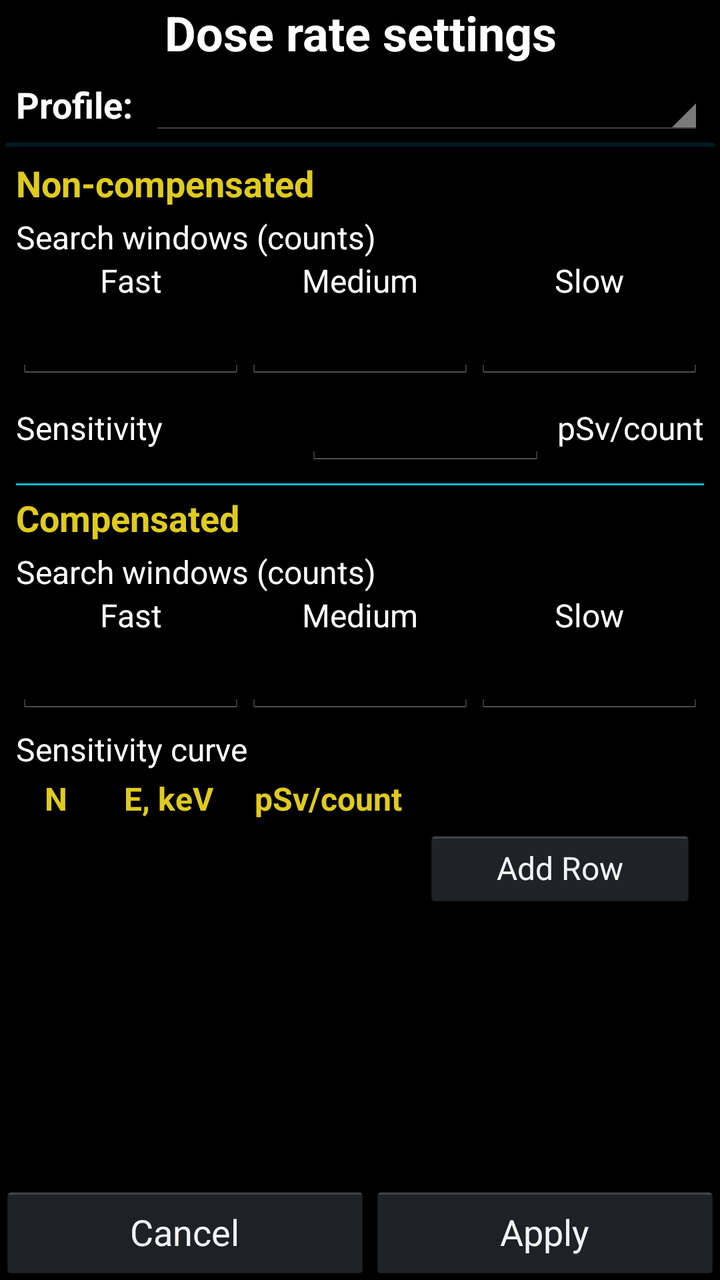
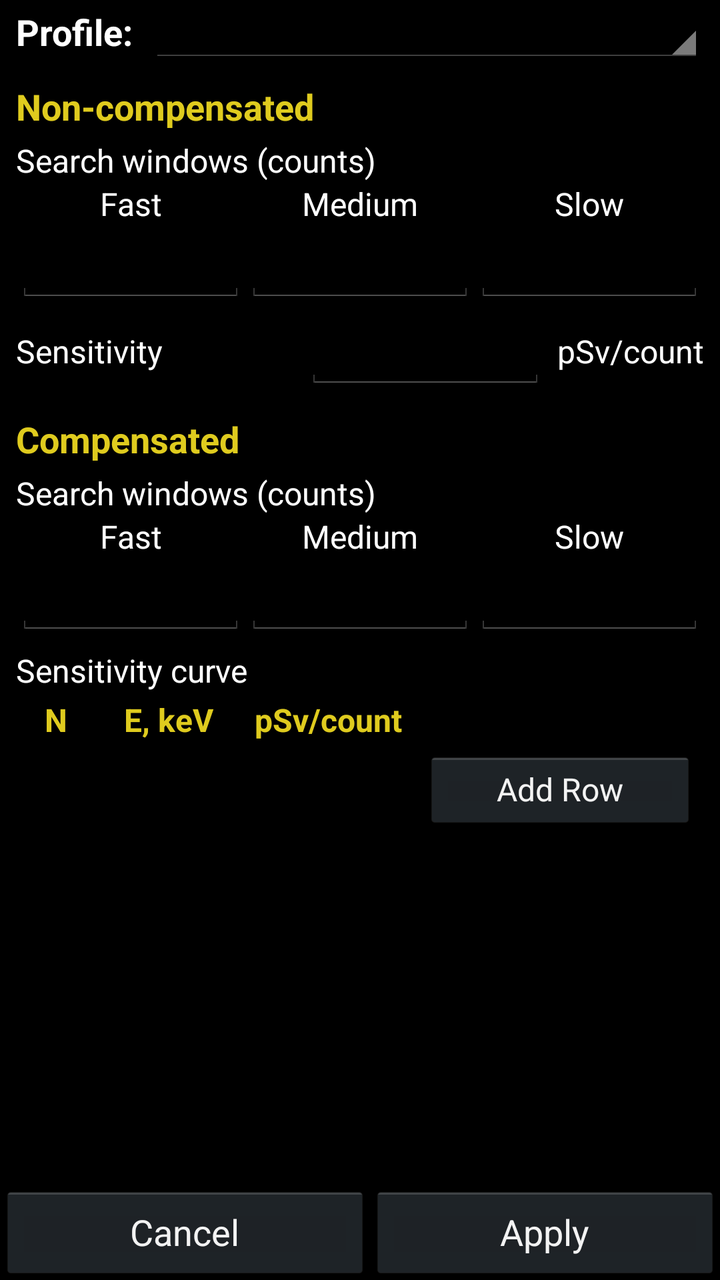

The first picture is an Android layout as it rendered before a commit; the second is the same layout after the commit. The layout source and the unified diff follow.
<!-- AndroidManifest.xml: application theme AppTheme -->
<!-- res/layout/activity_atom_spectra_sensivity.xml -->
<?xml version="1.0" encoding="utf-8"?>
<androidx.constraintlayout.widget.ConstraintLayout xmlns:android="http://schemas.android.com/apk/res/android"
    xmlns:app="http://schemas.android.com/apk/res-auto"
    xmlns:tools="http://schemas.android.com/tools"
    android:layout_width="match_parent"
    android:layout_height="match_parent"
    tools:context=".AtomSpectraSensitivity">

    <TextView
        android:id="@+id/textSenseCaption"
        android:layout_width="0dp"
        android:layout_height="wrap_content"
        android:gravity="center"
        android:text="@string/detector_sensitivity"
        android:textSize="24dp"
        android:textStyle="bold"
        app:layout_constraintEnd_toEndOf="parent"
        app:layout_constraintStart_toStartOf="parent"
        app:layout_constraintTop_toTopOf="parent" />

    <LinearLayout
        android:id="@+id/profileSection"
        android:layout_width="0dp"
        android:layout_height="wrap_content"
        android:layout_marginStart="8dp"
        android:layout_marginEnd="8dp"
        android:layout_marginTop="4dp"
        android:orientation="vertical"
        app:layout_constraintEnd_toEndOf="parent"
        app:layout_constraintStart_toStartOf="parent"
        app:layout_constraintTop_toBottomOf="@+id/textSenseCaption">

        <LinearLayout
            android:id="@+id/profileRow"
            android:layout_width="match_parent"
            android:layout_height="wrap_content"
            android:gravity="center_vertical"
            android:orientation="horizontal">

            <TextView
                android:layout_width="wrap_content"
                android:layout_height="wrap_content"
                android:text="@string/profile_selector_label"
                android:textSize="18dp"
                android:textStyle="bold" />

            <Spinner
                android:id="@+id/spinnerProfile"
                android:layout_width="0dp"
                android:layout_height="wrap_content"
                android:layout_marginStart="8dp"
                android:layout_weight="1" />
        </LinearLayout>

        
        <LinearLayout
            android:id="@+id/customActions"
            android:layout_width="match_parent"
            android:layout_height="wrap_content"
            android:orientation="horizontal"
            android:visibility="gone">

            <Button
                android:id="@+id/buttonProfileLoad"
                android:layout_width="wrap_content"
                android:layout_height="40dp"
                android:layout_weight="1"
                android:onClick="onLoadProfileButton"
                android:text="@string/profile_load"
                android:textSize="16dp" />

            <Button
                android:id="@+id/buttonProfileSave"
                android:layout_width="wrap_content"
                android:layout_height="40dp"
                android:layout_weight="1"
                android:onClick="onSaveProfileButton"
                android:text="@string/profile_save"
                android:textSize="16dp" />

            <Button
                android:id="@+id/buttonProfileReset"
                android:layout_width="wrap_content"
                android:layout_height="40dp"
                android:layout_weight="1"
                android:onClick="onResetToButton"
                android:text="@string/profile_reset_to"
                android:textSize="16dp" />
        </LinearLayout>
    </LinearLayout>

    <View
        android:id="@+id/topSenseDivider"
        android:layout_width="0dp"
        android:layout_height="2dp"
        android:layout_margin="3dp"
        android:background="?android:attr/listDivider"
        android:backgroundTint="@color/colorDivider"
        android:foreground="@drawable/divider"
        app:layout_constraintEnd_toEndOf="parent"
        app:layout_constraintStart_toStartOf="parent"
        app:layout_constraintTop_toBottomOf="@+id/profileSection" />

    <ScrollView
        android:id="@+id/scrollSense"
        android:layout_width="match_parent"
        android:layout_height="0dp"
        app:layout_constraintBottom_toTopOf="@+id/bottomBar"
        app:layout_constraintEnd_toEndOf="parent"
        app:layout_constraintStart_toStartOf="parent"
        app:layout_constraintTop_toBottomOf="@+id/topSenseDivider">

        <LinearLayout
            android:layout_width="match_parent"
            android:layout_height="wrap_content"
            android:orientation="vertical"
            android:paddingStart="8dp"
            android:paddingEnd="8dp">

            
            <TextView
                android:layout_width="match_parent"
                android:layout_height="wrap_content"
                android:layout_marginTop="6dp"
                android:text="@string/section_non_compensated"
                android:textColor="@color/colorHeader"
                android:textSize="18dp"
                android:textStyle="bold" />

            <TextView
                android:layout_width="match_parent"
                android:layout_height="wrap_content"
                android:layout_marginTop="4dp"
                android:text="@string/search_targets_header"
                android:textSize="16dp" />

            <LinearLayout
                android:layout_width="match_parent"
                android:layout_height="wrap_content"
                android:orientation="horizontal">

                <LinearLayout
                    android:layout_width="0dp"
                    android:layout_height="wrap_content"
                    android:layout_weight="1"
                    android:orientation="vertical">

                    <TextView
                        android:layout_width="match_parent"
                        android:layout_height="wrap_content"
                        android:gravity="center"
                        android:text="@string/search_target_fast"
                        android:textSize="16dp" />

                    <EditText
                        android:id="@+id/editNonCompFast"
                        android:layout_width="match_parent"
                        android:layout_height="wrap_content"
                        android:gravity="center"
                        android:inputType="number"
                        android:singleLine="true" />
                </LinearLayout>

                <LinearLayout
                    android:layout_width="0dp"
                    android:layout_height="wrap_content"
                    android:layout_weight="1"
                    android:orientation="vertical">

                    <TextView
                        android:layout_width="match_parent"
                        android:layout_height="wrap_content"
                        android:gravity="center"
                        android:text="@string/search_target_medium"
                        android:textSize="16dp" />

                    <EditText
                        android:id="@+id/editNonCompMedium"
                        android:layout_width="match_parent"
                        android:layout_height="wrap_content"
                        android:gravity="center"
                        android:inputType="number"
                        android:singleLine="true" />
                </LinearLayout>

                <LinearLayout
                    android:layout_width="0dp"
                    android:layout_height="wrap_content"
                    android:layout_weight="1"
                    android:orientation="vertical">

                    <TextView
                        android:layout_width="match_parent"
                        android:layout_height="wrap_content"
                        android:gravity="center"
                        android:text="@string/search_target_slow"
                        android:textSize="16dp" />

                    <EditText
                        android:id="@+id/editNonCompSlow"
                        android:layout_width="match_parent"
                        android:layout_height="wrap_content"
                        android:gravity="center"
                        android:inputType="number"
                        android:singleLine="true" />
                </LinearLayout>
            </LinearLayout>

            <LinearLayout
                android:layout_width="match_parent"
                android:layout_height="wrap_content"
                android:layout_marginTop="4dp"
                android:gravity="center_vertical"
                android:orientation="horizontal">

                <TextView
                    android:layout_width="0dp"
                    android:layout_height="wrap_content"
                    android:layout_weight="1"
                    android:text="@string/sens_sensitivity"
                    android:textSize="16dp" />

                <EditText
                    android:id="@+id/editNonCompSens"
                    android:layout_width="120dp"
                    android:layout_height="wrap_content"
                    android:gravity="end"
                    android:inputType="numberDecimal"
                    android:singleLine="true" />

                <TextView
                    android:layout_width="wrap_content"
                    android:layout_height="wrap_content"
                    android:layout_marginStart="6dp"
                    android:text="@string/sens_unit_psv_per_count"
                    android:textSize="16dp" />
            </LinearLayout>

            <View
                android:layout_width="match_parent"
                android:layout_height="1dp"
                android:layout_marginTop="8dp"
                android:layout_marginBottom="4dp"
                android:background="@color/colorDivider" />

            
            <TextView
                android:layout_width="match_parent"
                android:layout_height="wrap_content"
                android:text="@string/section_compensated"
                android:textColor="@color/colorHeader"
                android:textSize="18dp"
                android:textStyle="bold" />

            <TextView
                android:layout_width="match_parent"
                android:layout_height="wrap_content"
                android:layout_marginTop="4dp"
                android:text="@string/search_targets_header"
                android:textSize="16dp" />

            <LinearLayout
                android:layout_width="match_parent"
                android:layout_height="wrap_content"
                android:orientation="horizontal">

                <LinearLayout
                    android:layout_width="0dp"
                    android:layout_height="wrap_content"
                    android:layout_weight="1"
                    android:orientation="vertical">

                    <TextView
                        android:layout_width="match_parent"
                        android:layout_height="wrap_content"
                        android:gravity="center"
                        android:text="@string/search_target_fast"
                        android:textSize="16dp" />

                    <EditText
                        android:id="@+id/editCompFast"
                        android:layout_width="match_parent"
                        android:layout_height="wrap_content"
                        android:gravity="center"
                        android:inputType="number"
                        android:singleLine="true" />
                </LinearLayout>

                <LinearLayout
                    android:layout_width="0dp"
                    android:layout_height="wrap_content"
                    android:layout_weight="1"
                    android:orientation="vertical">

                    <TextView
                        android:layout_width="match_parent"
                        android:layout_height="wrap_content"
                        android:gravity="center"
                        android:text="@string/search_target_medium"
                        android:textSize="16dp" />

                    <EditText
                        android:id="@+id/editCompMedium"
                        android:layout_width="match_parent"
                        android:layout_height="wrap_content"
                        android:gravity="center"
                        android:inputType="number"
                        android:singleLine="true" />
                </LinearLayout>

                <LinearLayout
                    android:layout_width="0dp"
                    android:layout_height="wrap_content"
                    android:layout_weight="1"
                    android:orientation="vertical">

                    <TextView
                        android:layout_width="match_parent"
                        android:layout_height="wrap_content"
                        android:gravity="center"
                        android:text="@string/search_target_slow"
                        android:textSize="16dp" />

                    <EditText
                        android:id="@+id/editCompSlow"
                        android:layout_width="match_parent"
                        android:layout_height="wrap_content"
                        android:gravity="center"
                        android:inputType="number"
                        android:singleLine="true" />
                </LinearLayout>
            </LinearLayout>

            <TextView
                android:layout_width="match_parent"
                android:layout_height="wrap_content"
                android:layout_marginTop="6dp"
                android:text="@string/section_compensated_curve"
                android:textSize="16dp" />

            
            <TableLayout
                android:layout_width="match_parent"
                android:layout_height="wrap_content"
                android:layout_marginTop="3dp">

                <TableRow
                    android:layout_width="match_parent"
                    android:layout_height="match_parent">

                    <TextView
                        android:layout_width="40dp"
                        android:layout_height="wrap_content"
                        android:gravity="center"
                        android:text="N"
                        android:textColor="@color/colorHeader"
                        android:textSize="16dp"
                        android:textStyle="bold" />

                    <TextView
                        android:layout_width="match_parent"
                        android:layout_height="wrap_content"
                        android:layout_weight="2"
                        android:gravity="center"
                        android:text="@string/sens_energy_kev"
                        android:textColor="@color/colorHeader"
                        android:textSize="16dp"
                        android:textStyle="bold" />

                    <TextView
                        android:layout_width="match_parent"
                        android:layout_height="wrap_content"
                        android:layout_weight="1"
                        android:gravity="center"
                        android:text="@string/sens_unit_psv_per_count"
                        android:textColor="@color/colorHeader"
                        android:textSize="16dp"
                        android:textStyle="bold" />

                    <TextView
                        android:layout_width="144dp"
                        android:layout_height="wrap_content"
                        android:gravity="center"
                        android:textColor="@color/colorHeader"
                        android:textSize="16dp"
                        android:textStyle="bold" />
                </TableRow>
            </TableLayout>

            <TableLayout
                android:id="@+id/tableSensitivity"
                android:layout_width="match_parent"
                android:layout_height="wrap_content" />

            <Button
                android:id="@+id/buttonSensAdd"
                android:layout_width="136dp"
                android:layout_height="40dp"
                android:layout_gravity="end"
                android:layout_marginTop="4dp"
                android:layout_marginEnd="4dp"
                android:layout_marginBottom="4dp"
                android:onClick="onAddButton"
                android:text="@string/sensitivity_add_row"
                android:textSize="16dp" />
        </LinearLayout>
    </ScrollView>

    <LinearLayout
        android:id="@+id/bottomBar"
        android:layout_width="match_parent"
        android:layout_height="wrap_content"
        android:orientation="vertical"
        app:layout_constraintBottom_toBottomOf="parent"
        app:layout_constraintEnd_toEndOf="parent"
        app:layout_constraintStart_toStartOf="parent">

        <LinearLayout
            android:layout_width="match_parent"
            android:layout_height="wrap_content"
            android:orientation="horizontal">

            <Button
                android:id="@+id/buttonSensCancel"
                android:layout_width="wrap_content"
                android:layout_height="wrap_content"
                android:layout_weight="1"
                android:onClick="onCancelButton"
                android:text="@android:string/cancel" />

            <Button
                android:id="@+id/buttonSensOk"
                android:layout_width="wrap_content"
                android:layout_height="wrap_content"
                android:layout_weight="1"
                android:onClick="onOkButton"
                android:text="@string/sensitivity_apply" />
        </LinearLayout>
    </LinearLayout>

</androidx.constraintlayout.widget.ConstraintLayout>
<!-- resources referenced by this layout -->
<resources>
  <color name="colorDivider">#FF00BCD4</color>
  <color name="colorHeader">#FFDFCB1E</color>
  <!-- drawable divider: png bitmap (drawable, 3113 bytes) -->
  <string name="detector_sensitivity">Dose rate settings</string>
  <string name="profile_load">Load</string>
  <string name="profile_reset_to">Reset to…</string>
  <string name="profile_save">Save</string>
  <string name="profile_selector_label">Profile:</string>
  <string name="search_target_fast">Fast</string>
  <string name="search_target_medium">Medium</string>
  <string name="search_target_slow">Slow</string>
  <string name="search_targets_header">Search windows (counts)</string>
  <string name="section_compensated">Compensated</string>
  <string name="section_compensated_curve">Sensitivity curve</string>
  <string name="section_non_compensated">Non-compensated</string>
  <string name="sens_energy_kev">E, keV</string>
  <string name="sens_sensitivity">Sensitivity</string>
  <string name="sens_unit_psv_per_count">pSv/count</string>
  <string name="sensitivity_add_row">Add Row</string>
  <string name="sensitivity_apply">Apply</string>
  <style name="AppTheme" parent="AppBaseTheme">
          <item name="android:colorPrimary">@color/color_main</item>
          <item name="android:textColor">@color/color_main</item>
          <item name="android:colorAccent">@color/color_main</item>
          
  
      </style>
  <style name="AppBaseTheme" parent="android:Theme.Holo">
          
      </style>
</resources>

<!-- the commit's change to res/layout/activity_atom_spectra_sensivity.xml (unified diff, before → after) -->
@@ -6,29 +6,15 @@
     android:layout_height="match_parent"
     tools:context=".AtomSpectraSensitivity">
 
-    <TextView
-        android:id="@+id/textSenseCaption"
-        android:layout_width="0dp"
-        android:layout_height="wrap_content"
-        android:gravity="center"
-        android:text="@string/detector_sensitivity"
-        android:textSize="24dp"
-        android:textStyle="bold"
-        app:layout_constraintEnd_toEndOf="parent"
-        app:layout_constraintStart_toStartOf="parent"
-        app:layout_constraintTop_toTopOf="parent" />
-
     <LinearLayout
         android:id="@+id/profileSection"
         android:layout_width="0dp"
         android:layout_height="wrap_content"
         android:layout_marginStart="8dp"
         android:layout_marginEnd="8dp"
-        android:layout_marginTop="4dp"
         android:orientation="vertical"
         app:layout_constraintEnd_toEndOf="parent"
-        app:layout_constraintStart_toStartOf="parent"
-        app:layout_constraintTop_toBottomOf="@+id/textSenseCaption">
+        app:layout_constraintStart_toStartOf="parent">
 
         <LinearLayout
             android:id="@+id/profileRow"
@@ -92,7 +78,7 @@
     <View
         android:id="@+id/topSenseDivider"
         android:layout_width="0dp"
-        android:layout_height="2dp"
+        android:layout_height="0dp"
         android:layout_margin="3dp"
         android:background="?android:attr/listDivider"
         android:backgroundTint="@color/colorDivider"
@@ -238,7 +224,7 @@
 
             <View
                 android:layout_width="match_parent"
-                android:layout_height="1dp"
+                android:layout_height="0dp"
                 android:layout_marginTop="8dp"
                 android:layout_marginBottom="4dp"
                 android:background="@color/colorDivider" />
<!-- resource entries referenced after the edit -->
@@ -3,7 +3,6 @@
   <color name="colorDivider">#FF00BCD4</color>
   <color name="colorHeader">#FFDFCB1E</color>
   <!-- drawable divider: png bitmap (drawable, 3113 bytes) -->
-  <string name="detector_sensitivity">Dose rate settings</string>
   <string name="profile_load">Load</string>
   <string name="profile_reset_to">Reset to…</string>
   <string name="profile_save">Save</string>
